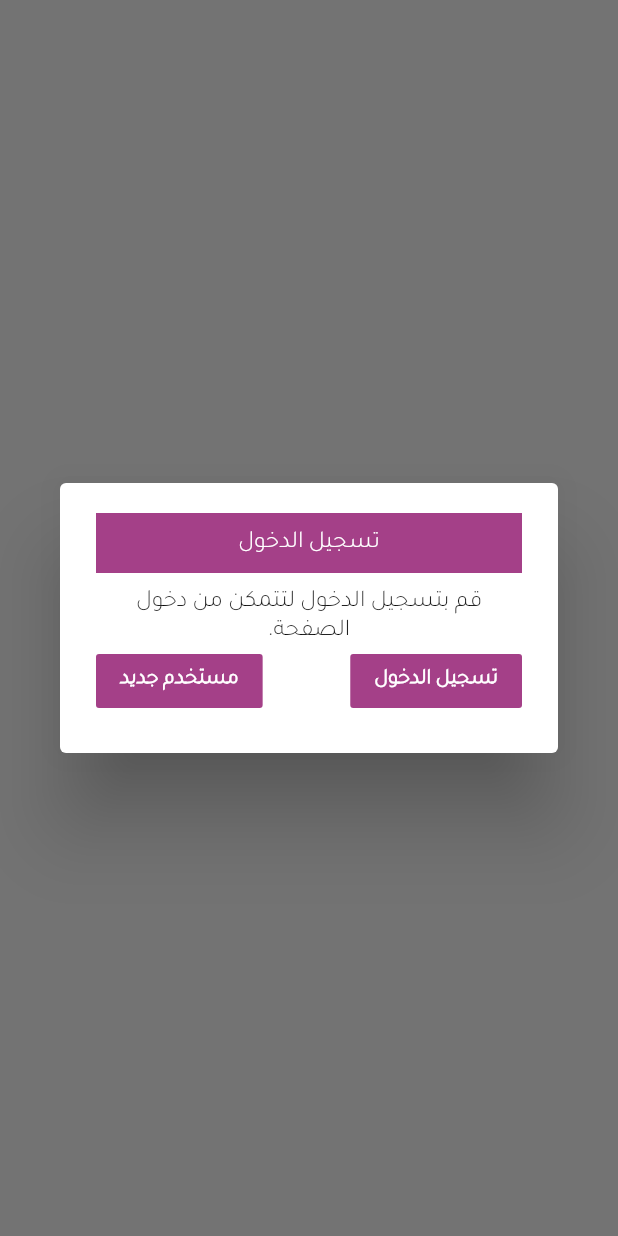
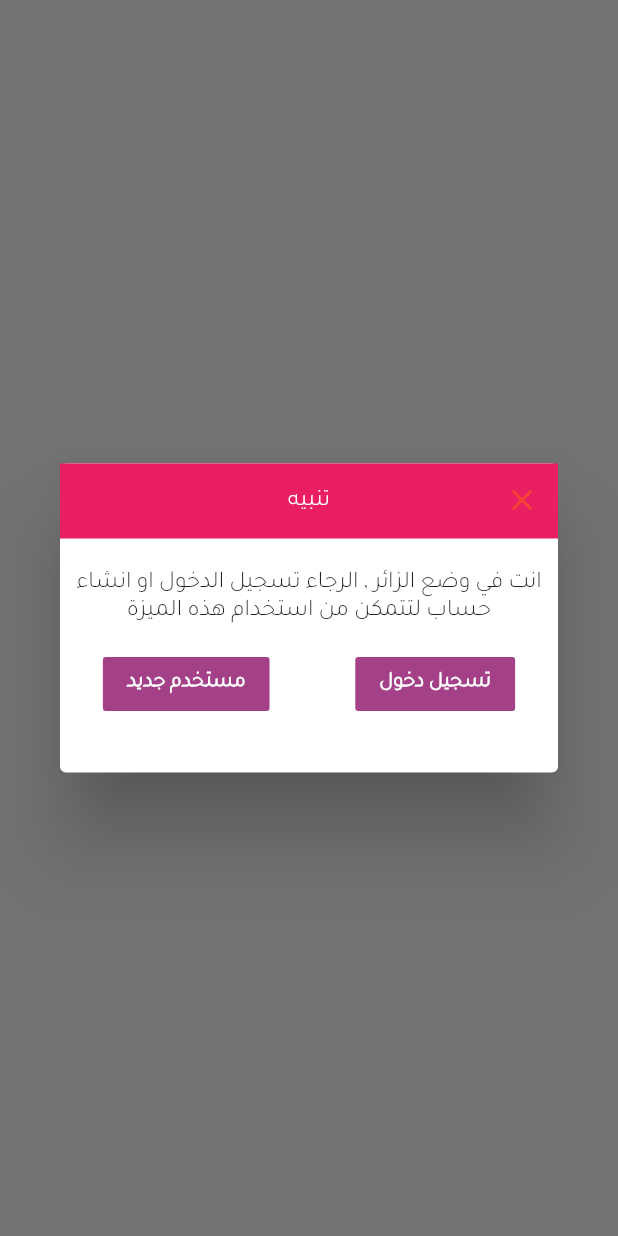
Before and after one commit to AhmedElbasha97/fluffyntasty, a Flutter app: what showMysigninDialog() shows on an empty page, opened directly, on a phone screen of 412 x 824 dp. Run offline on Flutter 3.47's test engine with Material 2 defaults, Android fonts, the phone set to English and light mode, and no system bars; our stand-ins replace cached_network_image, carousel_slider, dio, flutter_html, geolocator, google_maps_flutter and 4 more; missing offline and left inert: flutter_tawk, google_maps_place_picker; accounts and stored records are empty; network calls fail.

Commit message:
..................

```diff
--- a/i18n/ar.json
+++ b/i18n/ar.json
@@ -51,5 +51,7 @@
   "privacyPolicy": "سياسة الخصوصية",
   "addedToCart": "تم الاضافة للسلة",
   "cart": "السلة",
-  "gotoCart": "الذهاب للسلة"
+  "gotoCart": "الذهاب للسلة",
+  "alret": "تنبيه",
+  "signinMsg": "انت في وضع الزائر , الرجاء تسجيل الدخول او انشاء حساب لتتمكن من استخدام هذه الميزة"
 }
--- a/i18n/en.json
+++ b/i18n/en.json
@@ -51,6 +51,7 @@
   "privacyPolicy": "Privacy Policy",
   "addedToCart": "added To Cart",
   "cart": "cart",
-  "gotoCart":"Go to cart"
-
+  "gotoCart": "Go to cart",
+  "alret": "alert",
+  "signinMsg": "Sign in to continue"
 }
--- a/lib/global.dart
+++ b/lib/global.dart
@@ -1,3 +1,4 @@
+import 'package:fbTrade/I10n/app_localizations.dart';
 import 'package:fbTrade/model/Custom/appInfo.dart' as appinfo;
 import 'package:fbTrade/services/appInfoService.dart';
 import 'package:fbTrade/ui/logIn_screen.dart';
@@ -6,6 +7,7 @@ import 'package:flutter/material.dart';
 
 appinfo.AppInfo appInfo;
 Color mainColor = Color(0xFFFa44088);
+Color secondColor = Colors.pink;
 appinfo.Theme selectedThme;
 
 getAppInfo() async {
@@ -17,6 +19,7 @@ getAppInfo() async {
 
 updateMainColor() {
   mainColor = appInfo.color.toColor();
+  secondColor = appInfo.secondColor.toColor();
 }
 
 extension ColorExtension on String {
@@ -36,31 +39,57 @@ Future<void> showMysigninDialog(context) async {
     context: context,
     builder: (BuildContext context) {
       return AlertDialog(
-        content: SingleChildScrollView(
-          child: ListBody(
+        contentPadding: EdgeInsets.zero,
+        content: Container(
+          width: MediaQuery.of(context).size.width,
+          height: MediaQuery.of(context).size.height * 0.25,
+          child: SingleChildScrollView(
+            child: Column(
+              mainAxisAlignment: MainAxisAlignment.spaceBetween,
               children: <Widget>[
+                Stack(
+                  children: [
                     Container(
-                  color: mainColor,
+                        color: secondColor,
                         width: MediaQuery.of(context).size.width,
-                  height: 40,
+                        height: 50,
                         child: Center(
-                      child: Text('تسجيل الدخول',
-                          style: TextStyle(color: Colors.white)))),
+                            child: Padding(
+                          padding: const EdgeInsets.all(8.0),
+                          child: Text(
+                              "${AppLocalizations.of(context).translate('alret')}",
+                              style: TextStyle(color: Colors.white)),
+                        ))),
+                    Align(
+                      alignment: Alignment.topRight,
+                      child: IconButton(
+                        onPressed: () => Navigator.of(context).pop(),
+                        icon: Icon(
+                          Icons.clear,
+                          color: Colors.red,
+                        ),
+                      ),
+                    ),
+                  ],
+                ),
                 SizedBox(
-                height: 10,
+                  height: 20,
                 ),
                 Center(
                     child: Text(
-                'قم بتسجيل الدخول لتتمكن من دخول الصفحة.',
+                  "${AppLocalizations.of(context).translate('signinMsg')}",
                   textAlign: TextAlign.center,
                 )),
+                SizedBox(
+                  height: 15,
+                ),
                 Row(
-                mainAxisAlignment: MainAxisAlignment.spaceBetween,
+                  mainAxisAlignment: MainAxisAlignment.spaceAround,
                   children: [
                     FlatButton(
                       color: mainColor,
                       child: Text(
-                      'تسجيل الدخول',
+                        "${AppLocalizations.of(context).translate('login')}",
                         style: TextStyle(
                             fontWeight: FontWeight.bold, color: Colors.white),
                       ),
@@ -74,9 +103,11 @@ Future<void> showMysigninDialog(context) async {
                     ),
                     FlatButton(
                       color: mainColor,
-                    child: Text('مستخدم جديد',
+                      child: Text(
+                          "${AppLocalizations.of(context).translate('newUser')}",
                           style: TextStyle(
-                            fontWeight: FontWeight.bold, color: Colors.white)),
+                              fontWeight: FontWeight.bold,
+                              color: Colors.white)),
                       onPressed: () {
                         Navigator.of(context).push(MaterialPageRoute(
                           builder: (context) => SignUpScreen(
@@ -86,8 +117,12 @@ Future<void> showMysigninDialog(context) async {
                       },
                     ),
                   ],
-              )
+                ),
+                SizedBox(
+                  height: 15,
+                ),
               ],
+            ),
           ),
         ),
       );
--- a/lib/model/Custom/appInfo.dart
+++ b/lib/model/Custom/appInfo.dart
@@ -17,6 +17,7 @@ class AppInfo {
       this.themeId,
       this.themes,
       this.color,
+      this.secondColor,
       this.support,
       this.logo});
 
@@ -37,6 +38,7 @@ class AppInfo {
   String themeId;
   List<Theme> themes;
   String color;
+  String secondColor;
   String logo;
   String support;
 
@@ -60,6 +62,7 @@ class AppInfo {
           ? null
           : List<Theme>.from(json["themes"].map((x) => Theme.fromJson(x))),
       color: json["color"] == null ? null : json["color"],
+      secondColor: json["icon_color"] == null ? null : json["icon_color"],
       support: json["support"] == null ? null : json["support"],
       logo: json["logo"] == null ? null : json["logo"]);
 }
--- a/lib/ui/myProducts_screen.dart
+++ b/lib/ui/myProducts_screen.dart
@@ -77,7 +77,7 @@ class _MyProductsScreenState extends State<MyProductsScreen> {
                             ),
                           )
                         : Container(),
-                    title: ordersModelList[index].name,
+                    title: ordersModelList[index].id,
                     date: ordersModelList[index].date,
                     photo: ordersModelList[index].photo,
                     status: ordersModelList[index].status,
--- a/lib/widgets/myOder_category_card.dart
+++ b/lib/widgets/myOder_category_card.dart
@@ -63,7 +63,7 @@ class _MyOrderCategoryCardState extends State<MyOrderCategoryCard> {
                     Align(
                       alignment: Alignment.topRight,
                       child: Text(
-                        "${widget.title}",
+                        "${widget.title == null ? "" : widget.title}",
                         style: TextStyle(fontSize: 20, color: Colors.black),
                       ),
                     ),
--- a/pubspec.yaml
+++ b/pubspec.yaml
@@ -15,7 +15,7 @@ publish_to: 'none' # Remove this line if you wish to publish to pub.dev
 # In iOS, build-name is used as CFBundleShortVersionString while build-number used as CFBundleVersion.
 # Read more about iOS versioning at
 # https://developer.apple.com/library/archive/documentation/General/Reference/InfoPlistKeyReference/Articles/CoreFoundationKeys.html
-version: 1.1.0+20
+version: 1.1.0+30
 
 environment:
   sdk: ">=2.7.0 <3.0.0"
```
Also changed, not shown: lib/ui/men_or_women.dart (+17 -12 lines), lib/ui/productDetails.dart (+10 -3 lines). Lines whose indentation alone changed are shown as unchanged.
